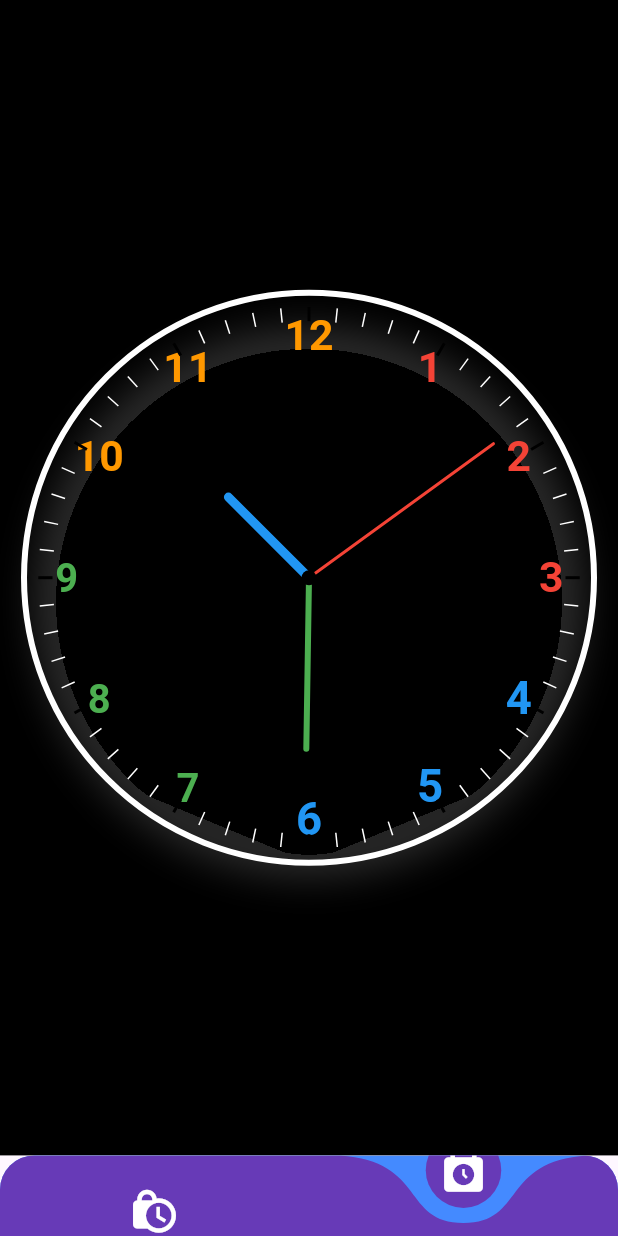
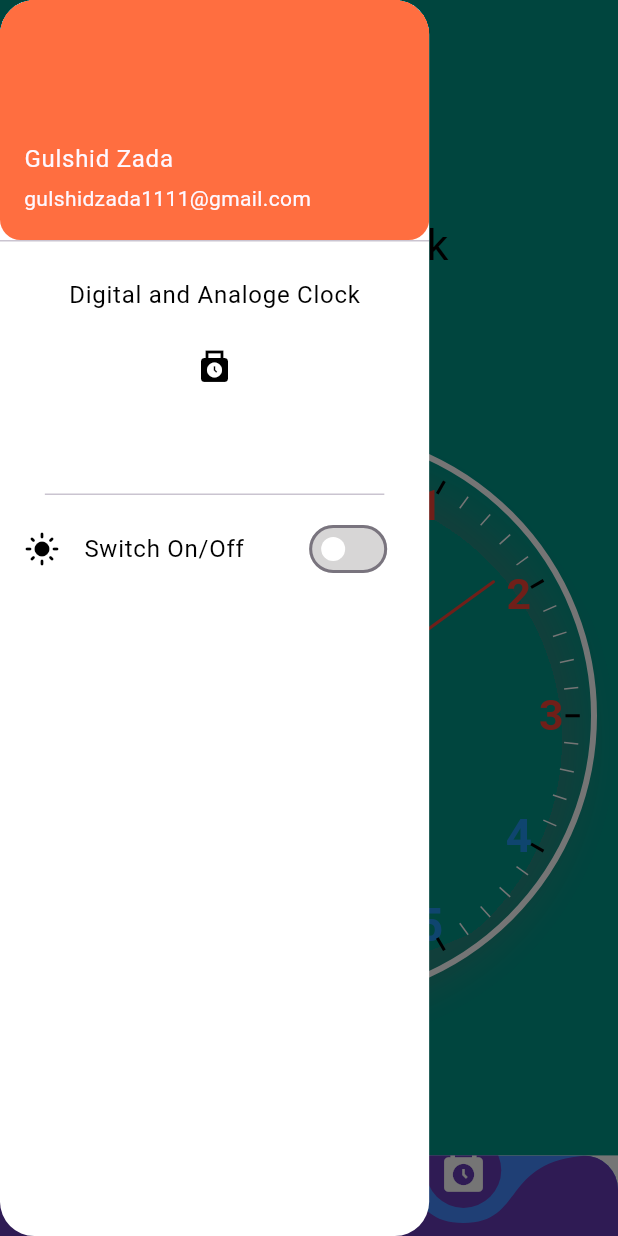
Before and after one commit to Gulshid/Digital-Clock, a Flutter app: the screen it shows after launch, item 2 of the bottom bar chosen, with the side drawer open (before the commit the screen has no drawer), on a phone screen of 412 x 824 dp. Run offline on Flutter 3.47's test engine with Material 3 defaults, Android fonts, the phone set to English and light mode, and no system bars; drawn by our look-alikes of curved_navigation_bar; our stand-ins replace flutter_screenutil, flutter_spinkit, google_fonts, hive, hive_flutter, shimmer; accounts and stored records are empty; Roboto replaces fonts that are missing (Agbalumo).

Commit message:
Completed the Digital and Analoge Clock

```diff
--- a/flutter_digital_clock/lib/main.dart
+++ b/flutter_digital_clock/lib/main.dart
@@ -4,13 +4,13 @@ import 'package:flutter_digital_clock/Routes/RoutesName.dart';
 import 'package:flutter_digital_clock/model_/Clock_model.dart';
 import 'package:flutter_digital_clock/view_Model/Analoge_Provider.dart';
 import 'package:flutter_digital_clock/view_Model/Digital_Provider.dart';
+import 'package:flutter_digital_clock/view_Model/switch_provider.dart';
 import 'package:flutter_screenutil/flutter_screenutil.dart';
 import 'package:hive/hive.dart';
 import 'package:hive_flutter/adapters.dart';
 import 'package:provider/provider.dart';
 
 void main()async {
-
   WidgetsFlutterBinding.ensureInitialized();
   await Hive.initFlutter();
   await Hive.openBox('clockBox');
@@ -29,24 +29,29 @@ class MyApp extends StatelessWidget {
       builder: (context, child) {
         return MultiProvider(
           providers: [
+            ChangeNotifierProvider(create: (_)=>SwitchProvider(),),
             ChangeNotifierProvider(create: (_) => DigitalProvider()),
             ChangeNotifierProvider(create: (_)=> AnalogeProvider(ClockModel())),
           ],
 
           child: Builder(
             builder: (BuildContext context) {
+              final provi = Provider.of<SwitchProvider>(context);
               return MaterialApp(
                 debugShowCheckedModeBanner: false,
                 title: 'Digital Clock',
-                theme: ThemeData(
-                  applyElevationOverlayColor: true,
-                  brightness: Brightness.light,
-                  appBarTheme: AppBarTheme(color: Colors.blue),
-                  primarySwatch: Colors.blue,
-                  textTheme: Typography.englishLike2018.apply(
-                    fontSizeFactor: 1.sp,
-                  ),
-                ),
+                themeMode: provi.themeMode,
+                // theme: ThemeData(
+                //   applyElevationOverlayColor: true,
+                //   brightness: Brightness.light,
+                //   appBarTheme: AppBarTheme(color: Colors.teal),
+                //   primarySwatch: Colors.blue,
+                //   textTheme: Typography.englishLike2018.apply(
+                //     fontSizeFactor: 1.sp,
+                //   ),
+                // ),
+                theme:provi.lightTheme,
+                darkTheme: provi.darkTheme,
                 initialRoute: Routesname.splash_view,
                 onGenerateRoute: Routes.genrateRoute,
               );
--- a/flutter_digital_clock/lib/view_/Clock_view1.dart
+++ b/flutter_digital_clock/lib/view_/Clock_view1.dart
@@ -1,5 +1,6 @@
 import 'package:flutter/material.dart';
 import 'package:flutter_digital_clock/view_Model/Digital_Provider.dart';
+import 'package:flutter_digital_clock/view_Model/switch_provider.dart';
 import 'package:flutter_screenutil/flutter_screenutil.dart';
 import 'package:google_fonts/google_fonts.dart';
 import 'package:provider/provider.dart';
@@ -15,9 +16,10 @@ class _DigitalClockState extends State<DigitalClock> {
   @override
   Widget build(BuildContext context) {
     final ProDigital = Provider.of<DigitalProvider>(context);
+    final provi = Provider.of<SwitchProvider>(context);
 
     return Scaffold(
-      backgroundColor: Colors.teal,
+      backgroundColor:  provi.isDarkMode? Colors.black: Colors.teal,
       body: Column(
         mainAxisAlignment: MainAxisAlignment.center,
         crossAxisAlignment: CrossAxisAlignment.center,
@@ -25,17 +27,22 @@ class _DigitalClockState extends State<DigitalClock> {
           Center(
             child: Text(
               'Digital Clock',
-              style: GoogleFonts.agbalumo(color: Colors.white, fontSize: 30.sp),
+              style: GoogleFonts.agbalumo(color:provi.isDarkMode? Colors.white: Colors.black, fontSize: 30.sp),
             ),
           ),
 
           SizedBox(height: 50.h,),
           Container(
-            height: 100.h,
+            height: 180.h,
             width: 250.w,
             decoration: BoxDecoration(
-              borderRadius: BorderRadius.circular(12.r),
-              color: Colors.lightGreenAccent,
+              borderRadius: BorderRadius.only(
+                topLeft: Radius.circular(25.r),
+                topRight: Radius.circular(25.r),
+                bottomLeft: Radius.circular(25.r),
+                bottomRight: Radius.circular(25.r),
+              ),
+              color: Colors.lightBlueAccent,
             ),
 
             child: Center(
@@ -48,6 +55,30 @@ class _DigitalClockState extends State<DigitalClock> {
               ),
             ),
           ),
+
+          Transform.translate(
+            offset: Offset(0, -20),
+
+            child: Container(
+              height: 20.h,
+              width: 300.w,
+              decoration: BoxDecoration(
+                borderRadius: BorderRadius.only(
+                  topLeft: Radius.circular(10.r),
+                  topRight: Radius.circular(10.r),
+                  bottomLeft: Radius.circular(35.r),
+                  bottomRight: Radius.circular(35.r),
+                ),
+
+                color: Colors.lightBlue,
+                boxShadow: [
+                  // ignore: deprecated_member_use
+                  BoxShadow(blurRadius: 5, spreadRadius: 6, color: Colors.grey.withOpacity(0.4))
+                ]
+              ),
+            ),
+          )
+
         ],
       ),
     );
--- a/flutter_digital_clock/lib/view_/Clock_view2.dart
+++ b/flutter_digital_clock/lib/view_/Clock_view2.dart
@@ -1,6 +1,9 @@
 import 'dart:math';
 import 'package:flutter/material.dart';
 import 'package:flutter_digital_clock/view_Model/Analoge_Provider.dart';
+import 'package:flutter_digital_clock/view_Model/switch_provider.dart';
+import 'package:flutter_screenutil/flutter_screenutil.dart';
+import 'package:google_fonts/google_fonts.dart';
 import 'package:provider/provider.dart';
 
 class AnalogeClock extends StatelessWidget {
@@ -8,13 +11,18 @@ class AnalogeClock extends StatelessWidget {
 
   @override
   Widget build(BuildContext context) {
+    final provi = Provider.of<SwitchProvider>(context);
     return Scaffold(
-      backgroundColor: Colors.black,
+      backgroundColor:provi.isDarkMode? Colors.black: Colors.teal,
       body: Center(
         child: Consumer<AnalogeProvider>(
           builder: (context, clockViewModel, child) {
             final currentTime = clockViewModel.currentTime;
-            return Padding(
+            return Column(
+              mainAxisAlignment: MainAxisAlignment.spaceEvenly,
+              children: [
+                Center(child: Text('Analoge Clock', style: GoogleFonts.agbalumo(color: provi.isDarkMode? Colors.white: Colors.black, fontSize: 25.sp),),),
+                Padding(
                   padding: const EdgeInsets.all(16.0),
                   child: AspectRatio(
                     aspectRatio: 1,
@@ -23,6 +31,8 @@ class AnalogeClock extends StatelessWidget {
                       painter: ClockPainter(currentTime),
                     ),
                   ),
+                ),
+              ],
             );
           },
         ),
--- a/flutter_digital_clock/lib/view_/Splash_view.dart
+++ b/flutter_digital_clock/lib/view_/Splash_view.dart
@@ -30,7 +30,7 @@ class _SplashViewState extends State<SplashView> {
 
           ClipRRect(
             borderRadius: BorderRadius.circular(10.r),
-            child: Image.asset('assets/table-clock_15447155.png', fit: BoxFit.fill, height: 100.h, width: 100.w,),
+            child: Image.asset('assets/table-clock_15447155.png', fit: BoxFit.fill, height: 150.h, width: 150.w,),
           ),
 
           Center(
--- a/flutter_digital_clock/lib/view_/bottom_bar_view.dart
+++ b/flutter_digital_clock/lib/view_/bottom_bar_view.dart
@@ -2,7 +2,9 @@ import 'package:curved_navigation_bar/curved_navigation_bar.dart';
 import 'package:flutter/material.dart';
 import 'package:flutter_digital_clock/view_/Clock_view1.dart';
 import 'package:flutter_digital_clock/view_/Clock_view2.dart';
+import 'package:flutter_digital_clock/view_/drawar_view.dart';
 import 'package:flutter_digital_clock/view_Model/Digital_Provider.dart';
+import 'package:flutter_digital_clock/view_Model/switch_provider.dart';
 import 'package:flutter_screenutil/flutter_screenutil.dart';
 import 'package:provider/provider.dart';
 
@@ -17,8 +19,14 @@ class _BottomBarViewState extends State<BottomBarView> {
   @override
   Widget build(BuildContext context) {
     final pro = Provider.of<DigitalProvider>(context);
+    final provi = Provider.of<SwitchProvider>(context);
     List Pages = [DigitalClock(), AnalogeClock()];
     return Scaffold(
+      backgroundColor: provi.isDarkMode ? Colors.black : Colors.white,
+      appBar: AppBar(
+        backgroundColor: provi.isDarkMode? Colors.black: Colors.teal,
+      ),
+      drawer: Clock_Drawar(),
       body: Pages[pro.index],
 
       bottomNavigationBar: ClipRRect(
@@ -28,14 +36,15 @@ class _BottomBarViewState extends State<BottomBarView> {
         ),
         child: CurvedNavigationBar(
           height: 45.h,
+          animationDuration: Duration(milliseconds: 300),
           color: Colors.deepPurple,
           backgroundColor: Colors.blueAccent,
           onTap: (index) {
             pro.set_currentIndex(index);
           },
           items: [
-            Icon(Icons.lock_clock, size: 30.sp, color: Colors.white,),
-            Icon(Icons.punch_clock, size: 30.sp, color: Colors.white,),
+            Icon(Icons.lock_clock, size: 30.sp, color: Colors.white),
+            Icon(Icons.punch_clock, size: 30.sp, color: Colors.white),
           ],
         ),
       ),
--- /dev/null
+++ b/flutter_digital_clock/lib/view_/drawar_view.dart
@@ -0,0 +1,67 @@
+import 'package:flutter/material.dart';
+import 'package:flutter_digital_clock/view_Model/switch_provider.dart';
+import 'package:flutter_screenutil/flutter_screenutil.dart';
+import 'package:provider/provider.dart';
+
+class Clock_Drawar extends StatefulWidget {
+  const Clock_Drawar({super.key});
+
+  @override
+  State<Clock_Drawar> createState() => _Clock_DrawarState();
+}
+
+class _Clock_DrawarState extends State<Clock_Drawar> {
+  @override
+  Widget build(BuildContext context) {
+    final provi = Provider.of<SwitchProvider>(context);
+    return Drawer(
+      backgroundColor: provi.isDarkMode? Colors.black: Colors.white,
+      shape: RoundedRectangleBorder(borderRadius: BorderRadius.circular(20.r)),
+      width: 250.w,
+      child: Column(
+        children: [
+          UserAccountsDrawerHeader(
+            decoration: BoxDecoration(
+              borderRadius: BorderRadius.circular(12.r),
+              color: Colors.deepOrangeAccent,
+            ),
+
+            accountName: Text('Gulshid Zada'),
+            accountEmail: Text('gulshidzada1111@gmail.com'),
+          ),
+
+          DrawerHeader(
+            child: Column(
+              children: [
+                Text(
+                  'Digital and Analoge Clock',
+                  style: TextStyle(color: provi.isDarkMode? Colors.white: Colors.black),
+                ),
+                SizedBox(height: 20.h),
+                Icon(Icons.punch_clock, color: provi.isDarkMode? Colors.white: Colors.black),
+              ],
+            ),
+          ),
+
+          ListTile(
+            leading: Icon(Icons.light_mode, color:  provi.isDarkMode? Colors.white: Colors.black),
+            title: Text(
+              'Switch On/Off ',
+              style: TextStyle(color:  provi.isDarkMode? Colors.white: Colors.black),
+            ),
+            trailing: Switch(
+              activeColor: Colors.blue,
+              inactiveTrackColor: const Color.fromARGB(255, 215, 214, 214),
+              inactiveThumbColor: Colors.white,
+              activeTrackColor: Colors.yellow,
+              value: provi.isDarkMode,
+              onChanged: (bool va) {
+                provi.toggleTheme();
+              },
+            ),
+          ),
+        ],
+      ),
+    );
+  }
+}
--- a/flutter_digital_clock/lib/view_Model/Digital_Provider.dart
+++ b/flutter_digital_clock/lib/view_Model/Digital_Provider.dart
@@ -1,5 +1,6 @@
 import 'dart:async';
 
+import 'package:flutter/material.dart';
 import 'package:flutter/widgets.dart';
 import 'package:flutter_digital_clock/Routes/RoutesName.dart';
 import 'package:hive/hive.dart';
@@ -82,4 +83,6 @@ class DigitalProvider with ChangeNotifier {
     _index=value;
     notifyListeners();
   }
+
+
 }
--- /dev/null
+++ b/flutter_digital_clock/lib/view_Model/switch_provider.dart
@@ -0,0 +1,51 @@
+import 'package:flutter/material.dart';
+import 'package:flutter/widgets.dart';
+
+class SwitchProvider  with ChangeNotifier{
+
+  bool _isSwitch = true;
+  bool get IsSwitch => _isSwitch;
+
+  void toggle_Switch(bool val) {
+    _isSwitch = val;
+    notifyListeners();
+  }
+
+
+  bool _isDarkMode = false;
+
+  bool get isDarkMode => _isDarkMode;
+
+  ThemeMode get themeMode => _isDarkMode ? ThemeMode.dark : ThemeMode.light;
+
+  void toggleTheme() {
+    _isDarkMode = !_isDarkMode;
+    notifyListeners();
+  }
+
+  ThemeData get lightTheme {
+    return ThemeData(
+      brightness: Brightness.light,
+      scaffoldBackgroundColor: Colors.white,
+      appBarTheme: AppBarTheme(
+        backgroundColor: Colors.blue,
+        foregroundColor: Colors.white,
+      ),
+      textTheme: TextTheme(bodyLarge: TextStyle(color: Colors.black)),
+      iconTheme: IconThemeData(color: Colors.black),
+    );
+  }
+
+  ThemeData get darkTheme {
+    return ThemeData(
+      brightness: Brightness.dark,
+      scaffoldBackgroundColor: Colors.black,
+      appBarTheme: AppBarTheme(
+        backgroundColor: Colors.grey[900],
+        foregroundColor: Colors.white,
+      ),
+      textTheme: TextTheme(bodyLarge: TextStyle(color: Colors.white)),
+      iconTheme: IconThemeData(color: Colors.white),
+    );
+  }
+}
```
Lines whose indentation alone changed are shown as unchanged.
